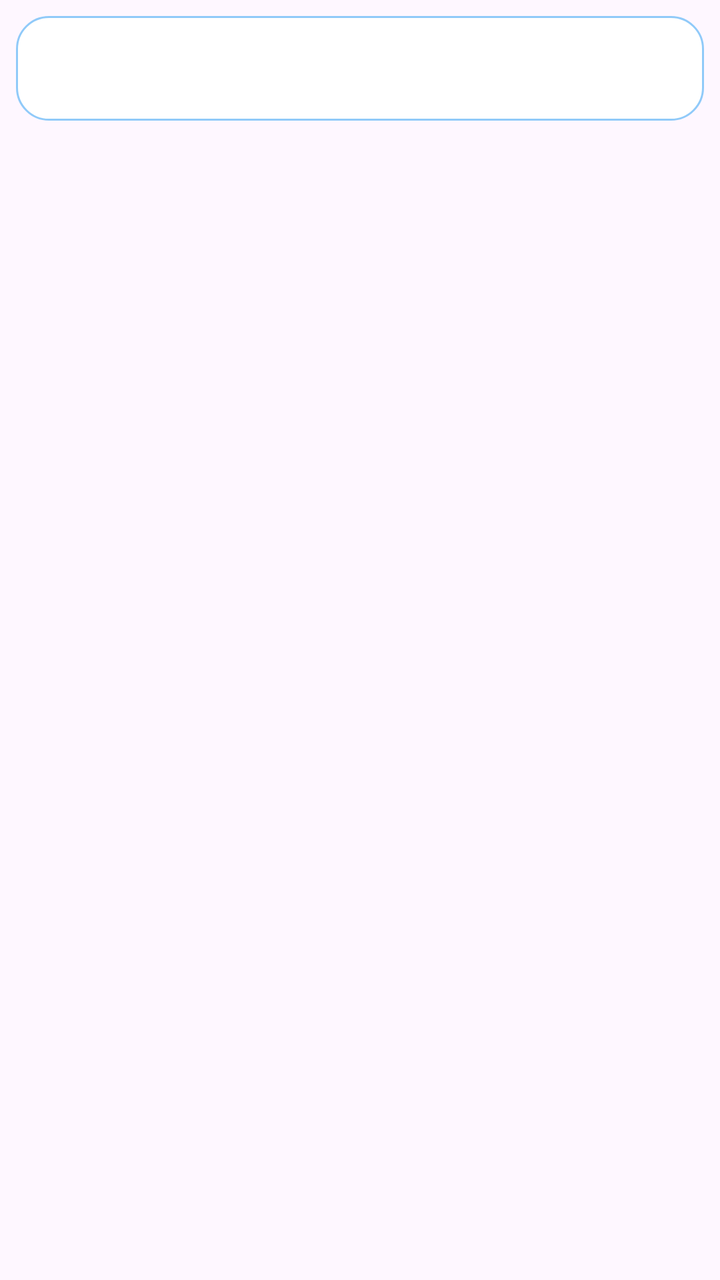
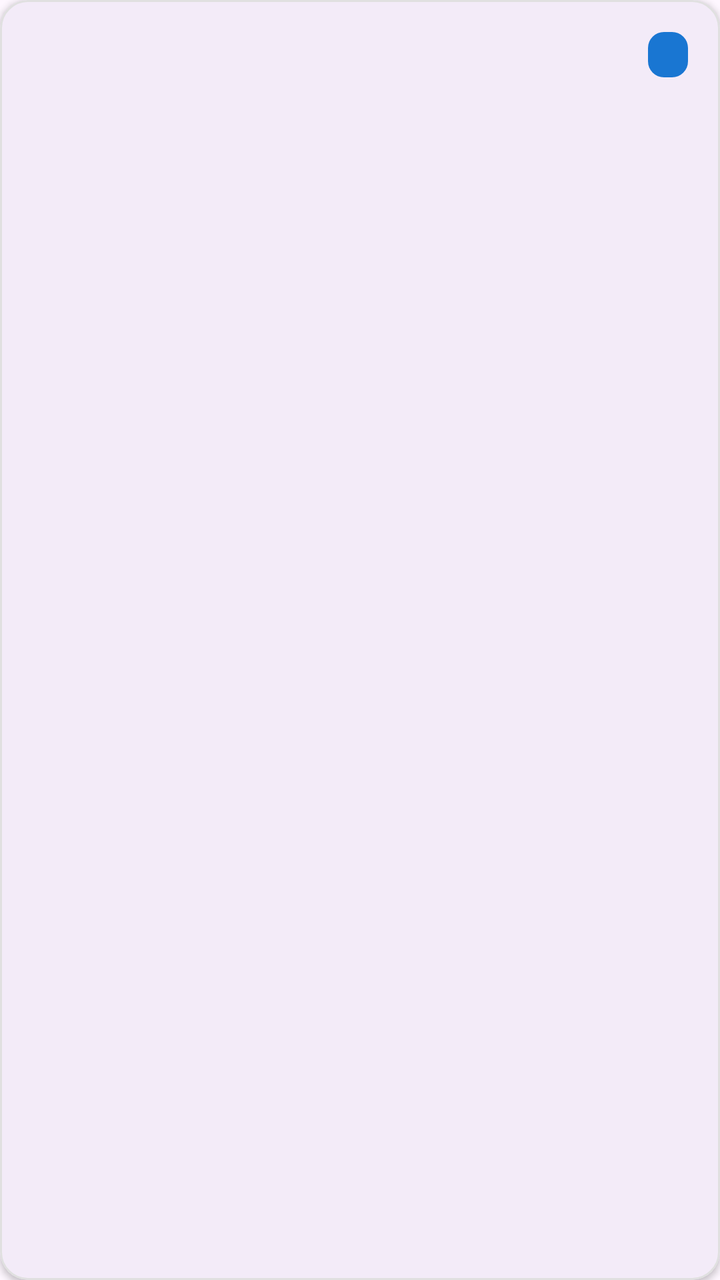

Screens rendered from an Android XML layout before and after an edit, with the pre-edit source and the edit as a unified diff.
<!-- AndroidManifest.xml: application theme Theme.HealthAppointmentManagementSystem -->
<!-- res/layout/item_appointment.xml -->
<?xml version="1.0" encoding="utf-8"?>
<LinearLayout xmlns:android="http://schemas.android.com/apk/res/android"
    android:layout_width="match_parent"
    android:layout_height="wrap_content"
    android:orientation="vertical"
    android:padding="8dp">

    <LinearLayout
        android:layout_width="match_parent"
        android:layout_height="wrap_content"
        android:background="@drawable/bg_card"
        android:orientation="vertical"
        android:padding="16dp">

        <TextView
            android:id="@+id/textTitle"
            android:layout_width="match_parent"
            android:layout_height="wrap_content"
            android:textColor="#1A237E"
            android:textSize="15sp"
            android:textStyle="bold" />

        <LinearLayout
            android:layout_width="match_parent"
            android:layout_height="wrap_content"
            android:gravity="center_vertical"
            android:orientation="horizontal"
            android:visibility="gone">

            <TextView
                android:id="@+id/textDate"
                android:layout_width="0dp"
                android:layout_height="wrap_content"
                android:layout_weight="1"
                android:textColor="#1A237E"
                android:textSize="16sp"
                android:textStyle="bold" />

            <TextView
                android:id="@+id/textStatus"
                android:layout_width="wrap_content"
                android:layout_height="wrap_content"
                android:paddingStart="10dp"
                android:paddingTop="4dp"
                android:paddingEnd="10dp"
                android:paddingBottom="4dp"
                android:textSize="12sp"
                android:textStyle="bold" />
        </LinearLayout>

        <TextView
            android:id="@+id/textDoctor"
            android:layout_width="match_parent"
            android:layout_height="wrap_content"
            android:layout_marginTop="8dp"
            android:textColor="#37474F"
            android:textSize="14sp"
            android:visibility="gone" />

        <TextView
            android:id="@+id/textPatient"
            android:layout_width="match_parent"
            android:layout_height="wrap_content"
            android:textColor="#546E7A"
            android:textSize="14sp"
            android:visibility="gone" />

        <TextView
            android:id="@+id/textReason"
            android:layout_width="match_parent"
            android:layout_height="wrap_content"
            android:layout_marginTop="4dp"
            android:textColor="#78909C"
            android:textSize="13sp"
            android:visibility="gone" />
    </LinearLayout>
</LinearLayout>
<!-- resources referenced by this layout -->
<resources>
  <!-- drawable bg_card (drawable) -->
  <?xml version="1.0" encoding="utf-8"?>
  <shape xmlns:android="http://schemas.android.com/apk/res/android"
      android:shape="rectangle">
      <solid android:color="#FFFFFF" />
      <corners android:radius="16dp" />
      <stroke
          android:width="1dp"
          android:color="#90CAF9" />
  </shape>
  <style name="Theme.HealthAppointmentManagementSystem" parent="Base.Theme.HealthAppointmentManagementSystem" />
  <style name="Base.Theme.HealthAppointmentManagementSystem" parent="Theme.Material3.DayNight.NoActionBar">
          
          
      </style>
</resources>

<!-- the commit's change to res/layout/item_appointment.xml (unified diff, before → after) -->
@@ -1,50 +1,46 @@
 <?xml version="1.0" encoding="utf-8"?>
-<LinearLayout xmlns:android="http://schemas.android.com/apk/res/android"
+<com.google.android.material.card.MaterialCardView xmlns:android="http://schemas.android.com/apk/res/android"
+    xmlns:app="http://schemas.android.com/apk/res-auto"
     android:layout_width="match_parent"
     android:layout_height="wrap_content"
-    android:orientation="vertical"
-    android:padding="8dp">
+    android:layout_marginBottom="10dp"
+    app:cardCornerRadius="14dp"
+    app:cardElevation="2dp"
+    app:strokeColor="#E0E0E0"
+    app:strokeWidth="1dp">
 
     <LinearLayout
         android:layout_width="match_parent"
         android:layout_height="wrap_content"
-        android:background="@drawable/bg_card"
         android:orientation="vertical"
         android:padding="16dp">
-
-        <TextView
-            android:id="@+id/textTitle"
-            android:layout_width="match_parent"
-            android:layout_height="wrap_content"
-            android:textColor="#1A237E"
-            android:textSize="15sp"
-            android:textStyle="bold" />
 
         <LinearLayout
             android:layout_width="match_parent"
             android:layout_height="wrap_content"
             android:gravity="center_vertical"
-            android:orientation="horizontal"
-            android:visibility="gone">
+            android:orientation="horizontal">
 
             <TextView
                 android:id="@+id/textDate"
                 android:layout_width="0dp"
                 android:layout_height="wrap_content"
                 android:layout_weight="1"
-                android:textColor="#1A237E"
-                android:textSize="16sp"
+                android:textColor="#0D47A1"
+                android:textSize="15sp"
                 android:textStyle="bold" />
 
             <TextView
                 android:id="@+id/textStatus"
                 android:layout_width="wrap_content"
                 android:layout_height="wrap_content"
+                android:background="@drawable/bg_badge"
                 android:paddingStart="10dp"
                 android:paddingTop="4dp"
                 android:paddingEnd="10dp"
                 android:paddingBottom="4dp"
-                android:textSize="12sp"
+                android:textColor="#FFFFFF"
+                android:textSize="11sp"
                 android:textStyle="bold" />
         </LinearLayout>
 
@@ -55,23 +51,21 @@
             android:layout_marginTop="8dp"
             android:textColor="#37474F"
             android:textSize="14sp"
-            android:visibility="gone" />
+            android:textStyle="bold" />
 
         <TextView
             android:id="@+id/textPatient"
             android:layout_width="match_parent"
             android:layout_height="wrap_content"
+            android:layout_marginTop="4dp"
             android:textColor="#546E7A"
-            android:textSize="14sp"
+            android:textSize="13sp" />
+
+        <TextView
+            android:id="@+id/textTitle"
+            android:layout_width="match_parent"
+            android:layout_height="wrap_content"
             android:visibility="gone" />
 
-        <TextView
-            android:id="@+id/textReason"
-            android:layout_width="match_parent"
-            android:layout_height="wrap_content"
-            android:layout_marginTop="4dp"
-            android:textColor="#78909C"
-            android:textSize="13sp"
-            android:visibility="gone" />
     </LinearLayout>
-</LinearLayout>
+</com.google.android.material.card.MaterialCardView>
<!-- resource entries referenced after the edit -->
@@ -1,14 +1,11 @@
 <!-- resources referenced by this layout -->
 <resources>
-  <!-- drawable bg_card (drawable) -->
+  <!-- drawable bg_badge (drawable) -->
   <?xml version="1.0" encoding="utf-8"?>
   <shape xmlns:android="http://schemas.android.com/apk/res/android"
       android:shape="rectangle">
-      <solid android:color="#FFFFFF" />
-      <corners android:radius="16dp" />
-      <stroke
-          android:width="1dp"
-          android:color="#90CAF9" />
+      <corners android:radius="8dp" />
+      <solid android:color="#1976D2" />
   </shape>
   <style name="Theme.HealthAppointmentManagementSystem" parent="Base.Theme.HealthAppointmentManagementSystem" />
   <style name="Base.Theme.HealthAppointmentManagementSystem" parent="Theme.Material3.DayNight.NoActionBar">
